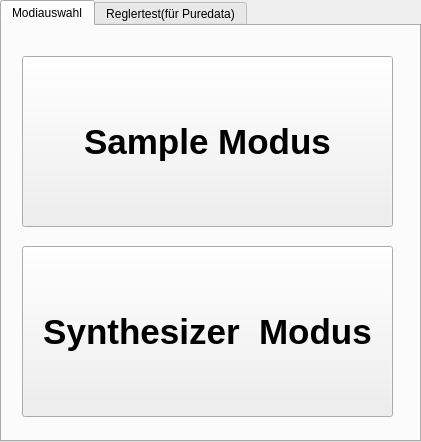
luxil/FEASKonsole, file FEASKonsole/widget.ui: the form before one commit.
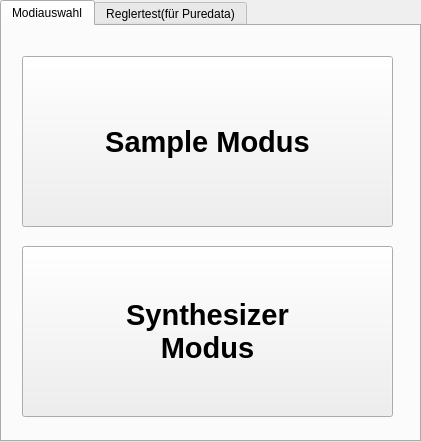
The form after the commit.

Commit message: Schönheitsänderungen

Patch:
```diff
--- a/FEASKonsole/widget.ui
+++ b/FEASKonsole/widget.ui
@@ -31,7 +31,7 @@
     </property>
     <property name="font">
      <font>
-      <pointsize>26</pointsize>
+      <pointsize>22</pointsize>
       <weight>75</weight>
       <bold>true</bold>
      </font>
@@ -57,13 +57,14 @@
     </property>
     <property name="font">
      <font>
-      <pointsize>26</pointsize>
+      <pointsize>22</pointsize>
       <weight>75</weight>
       <bold>true</bold>
      </font>
     </property>
     <property name="text">
-     <string>Synthesizer  Modus</string>
+     <string>Synthesizer  
+Modus</string>
     </property>
    </widget>
   </widget>
```
The commit also changes 1 other file.
